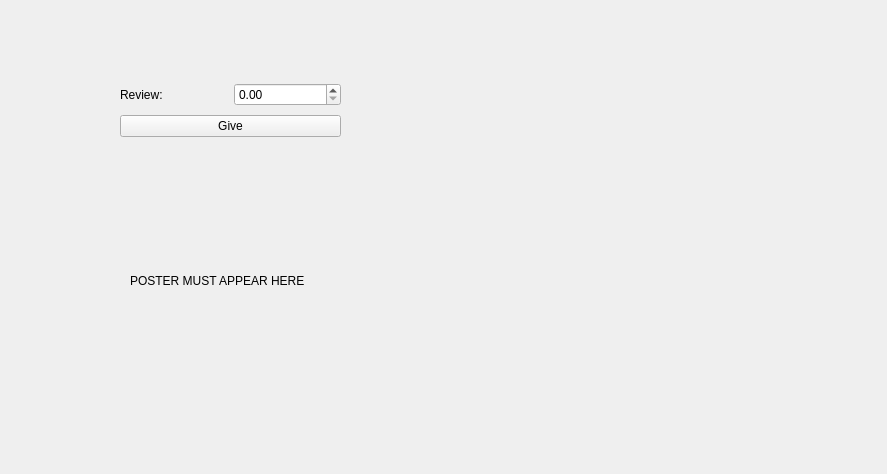
Old version of the form modules/UI/src/MovieDetails.ui in the repository PerryVrajnitorincul26/proiectMCPP.
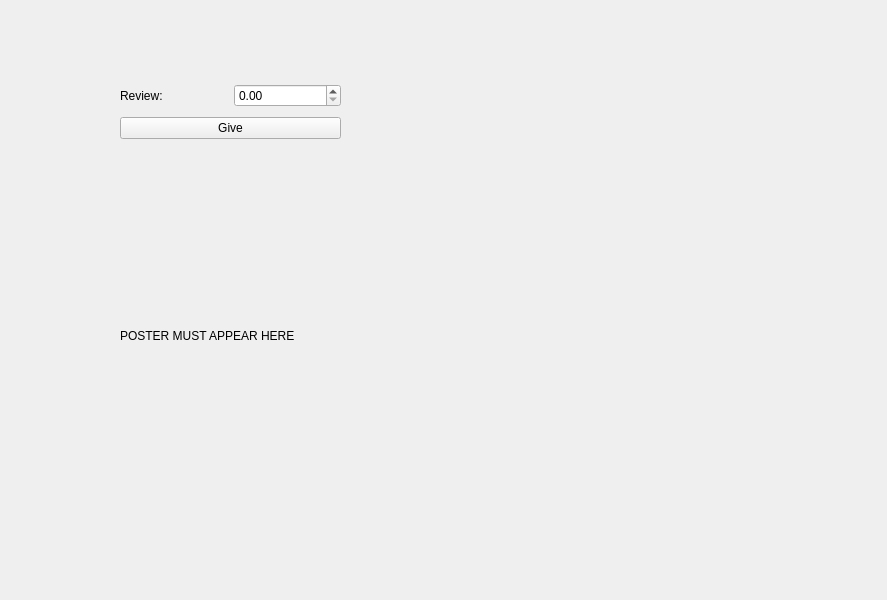
New version of the form.

What changed in the file:
```diff
--- a/modules/UI/src/MovieDetails.ui
+++ b/modules/UI/src/MovieDetails.ui
@@ -7,9 +7,15 @@
     <x>0</x>
     <y>0</y>
     <width>887</width>
-    <height>474</height>
+    <height>600</height>
    </rect>
   </property>
+  <property name="minimumSize">
+   <size>
+    <width>800</width>
+    <height>600</height>
+   </size>
+  </property>
   <property name="windowTitle">
    <string>MovieDetails</string>
   </property>
@@ -19,7 +25,7 @@
      <x>120</x>
      <y>80</y>
      <width>221</width>
-     <height>61</height>
+     <height>63</height>
     </rect>
    </property>
    <layout class="QVBoxLayout" name="verticalLayout">
@@ -49,10 +55,10 @@
   <widget class="QLabel" name="posterLabel">
    <property name="geometry">
     <rect>
-     <x>130</x>
-     <y>210</y>
-     <width>201</width>
-     <height>141</height>
+     <x>120</x>
+     <y>160</y>
+     <width>311</width>
+     <height>351</height>
     </rect>
    </property>
    <property name="text">
```
